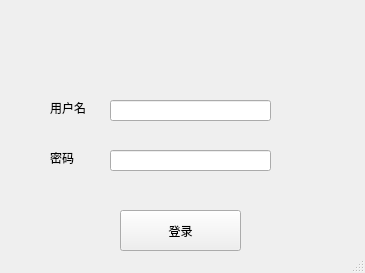
The window that login.ui (Ecazy/TicketManageSystem) describes before a commit, drawn with Qt 5.
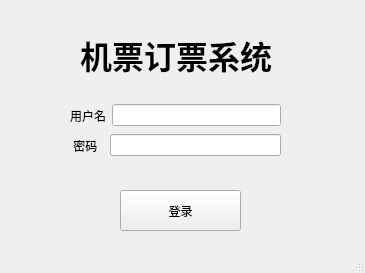
The same window after the commit.

Patch:
```diff
--- a/login.ui
+++ b/login.ui
@@ -18,7 +18,7 @@
     <property name="geometry">
      <rect>
       <x>120</x>
-      <y>210</y>
+      <y>190</y>
       <width>121</width>
       <height>41</height>
      </rect>
@@ -27,63 +27,64 @@
      <string>登录</string>
     </property>
    </widget>
-   <widget class="QLineEdit" name="user_name">
+   <widget class="QWidget" name="horizontalLayoutWidget">
     <property name="geometry">
      <rect>
-      <x>110</x>
+      <x>70</x>
       <y>100</y>
-      <width>161</width>
-      <height>21</height>
+      <width>211</width>
+      <height>31</height>
      </rect>
     </property>
+    <layout class="QHBoxLayout" name="horizontalLayout">
+     <item>
+      <widget class="QLabel" name="label">
+       <property name="text">
+        <string>用户名</string>
+       </property>
+      </widget>
+     </item>
+     <item>
+      <widget class="QLineEdit" name="user_name"/>
+     </item>
+    </layout>
    </widget>
-   <widget class="QLineEdit" name="password">
+   <widget class="QWidget" name="horizontalLayoutWidget_2">
     <property name="geometry">
      <rect>
-      <x>110</x>
-      <y>150</y>
-      <width>161</width>
-      <height>21</height>
+      <x>70</x>
+      <y>130</y>
+      <width>211</width>
+      <height>31</height>
      </rect>
     </property>
+    <layout class="QHBoxLayout" name="horizontalLayout_2">
+     <item>
+      <widget class="QLabel" name="label_2">
+       <property name="text">
+        <string> 密码  </string>
+       </property>
+      </widget>
+     </item>
+     <item>
+      <widget class="QLineEdit" name="password"/>
+     </item>
+    </layout>
    </widget>
-   <widget class="QLabel" name="label">
+   <widget class="QLabel" name="title">
     <property name="geometry">
      <rect>
-      <x>50</x>
-      <y>100</y>
-      <width>54</width>
-      <height>16</height>
+      <x>80</x>
+      <y>30</y>
+      <width>201</width>
+      <height>51</height>
      </rect>
     </property>
-    <property name="text">
-     <string>用户名</string>
+    <property name="styleSheet">
+     <string notr="true">font: 9pt &quot;字酷堂石刻体&quot;;</string>
     </property>
-   </widget>
-   <widget class="QLabel" name="label_2">
-    <property name="geometry">
-     <rect>
-      <x>50</x>
-      <y>150</y>
-      <width>54</width>
-      <height>16</height>
-     </rect>
-    </property>
     <property name="text">
-     <string>密码</string>
-    </property>
-   </widget>
-   <widget class="QLabel" name="label_3">
-    <property name="geometry">
-     <rect>
-      <x>160</x>
-      <y>40</y>
-      <width>54</width>
-      <height>16</height>
-     </rect>
-    </property>
-    <property name="text">
-     <string/>
+     <string>&lt;html&gt;&lt;head/&gt;&lt;body&gt;&lt;p&gt;&lt;span style=&quot; font-size:24pt; font-weight:700;&quot;&gt;机票订票系统&lt;/span&gt;&lt;/p&gt;&lt;/body&gt;&lt;/html&gt;</string>
     </property>
    </widget>
   </widget>
```
